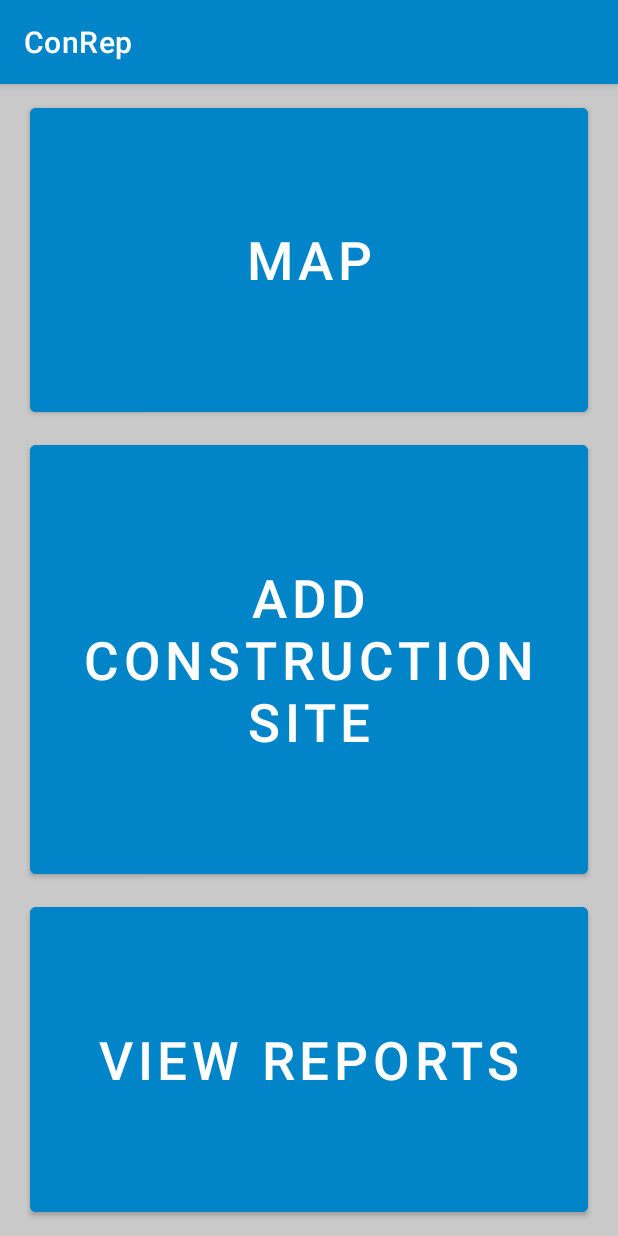
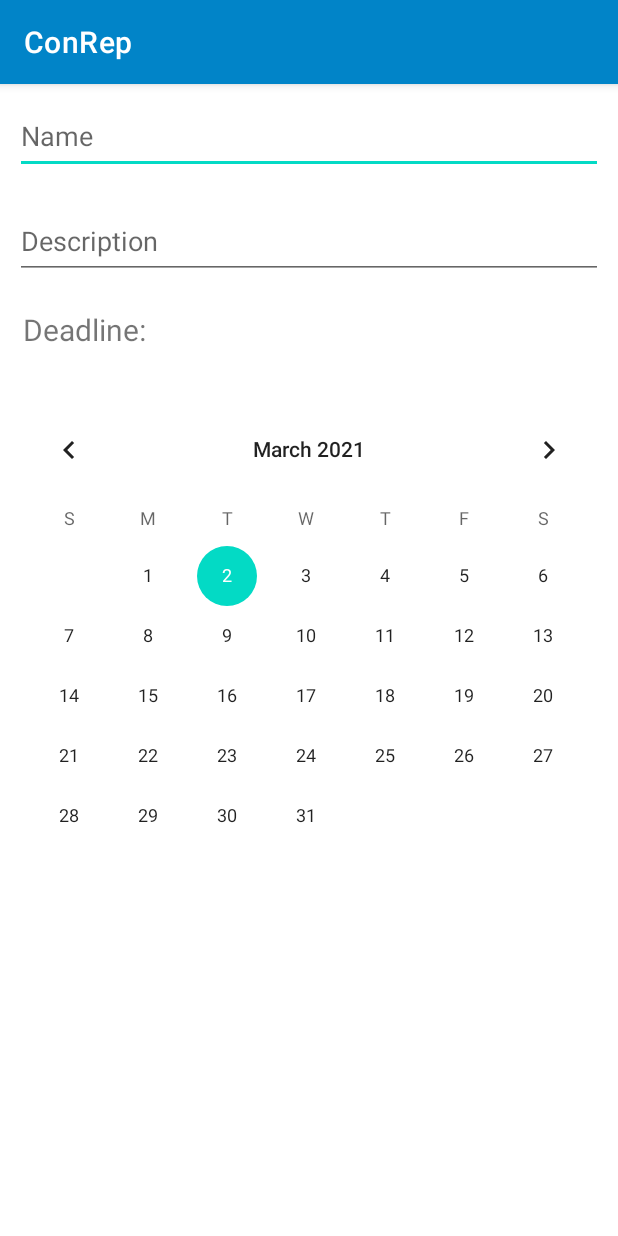
Before and after one commit to HutterSven/ConRep, an Android app: the screen it shows after launch (MainActivity before the commit, AddTask after it), on a phone screen of 412 x 824 dp. Run offline under Robolectric (Android 15) with nearby library versions, the phone set to English and light mode, and no system bars.

Commit message:
File Report, Add task, Task List and View Task UIs added

```diff
--- /dev/null
+++ b/app/src/main/java/com/example/conrep/AddTask.java
@@ -0,0 +1,14 @@
+package com.example.conrep;
+
+import androidx.appcompat.app.AppCompatActivity;
+
+import android.os.Bundle;
+
+public class AddTask extends AppCompatActivity {
+
+    @Override
+    protected void onCreate(Bundle savedInstanceState) {
+        super.onCreate(savedInstanceState);
+        setContentView(R.layout.activity_add_task);
+    }
+}
--- /dev/null
+++ b/app/src/main/res/layout/activity_add_task.xml
@@ -0,0 +1,47 @@
+<?xml version="1.0" encoding="utf-8"?>
+<LinearLayout xmlns:android="http://schemas.android.com/apk/res/android"
+    xmlns:app="http://schemas.android.com/apk/res-auto"
+    xmlns:tools="http://schemas.android.com/tools"
+    android:layout_width="match_parent"
+    android:layout_height="match_parent"
+    android:orientation="vertical"
+    tools:context=".AddTask">
+
+    <EditText
+        android:id="@+id/editTextTextPersonName"
+        android:layout_width="match_parent"
+        android:layout_height="50dp"
+        android:layout_margin="10dp"
+        android:layout_marginLeft="20dp"
+        android:layout_marginRight="20dp"
+        android:ems="10"
+        android:hint="Name"
+        android:inputType="textPersonName" />
+
+    <EditText
+        android:id="@+id/editTextTextPersonName2"
+        android:layout_width="match_parent"
+        android:layout_height="50dp"
+        android:layout_margin="10dp"
+        android:layout_marginLeft="20dp"
+        android:layout_marginRight="20dp"
+        android:ems="10"
+        android:hint="Description"
+        android:inputType="textPersonName" />
+
+    <TextView
+        android:id="@+id/textView"
+        android:layout_width="match_parent"
+        android:layout_height="50dp"
+        android:layout_margin="10dp"
+        android:layout_marginLeft="20dp"
+        android:layout_marginRight="20dp"
+        android:paddingLeft="5dp"
+        android:textSize="20dp"
+        android:text="Deadline:" />
+
+    <CalendarView
+        android:id="@+id/calendarView"
+        android:layout_width="match_parent"
+        android:layout_height="wrap_content" />
+</LinearLayout>
--- a/app/src/main/res/values/strings.xml
+++ b/app/src/main/res/values/strings.xml
@@ -18,5 +18,8 @@
     <string name="view_tasks">View Tasks</string>
     <string name="edit_site">Edit Construction Site</string>
     <string name="delete_site">Delete Construction Site</string>
+    <string name="back_to_list">Back To List</string>
+    <string name="delete_task">Delete Task</string>
+    <string name="edit_task">Edit Task</string>
 
 </resources>
```
Also changed, not shown: app/src/main/AndroidManifest.xml (+9 -5 lines), app/src/main/java/com/example/conrep/FileReport.java (added, +14 -0 lines), app/src/main/java/com/example/conrep/TaskList.java (added, +14 -0 lines), app/src/main/java/com/example/conrep/ViewTask.java (added, +14 -0 lines), app/src/main/res/layout/activity_file_report.xml (added, +118 -0 lines), app/src/main/res/layout/activity_task_list.xml (added, +10 -0 lines), app/src/main/res/layout/activity_view_task.xml (added, +116 -0 lines).
